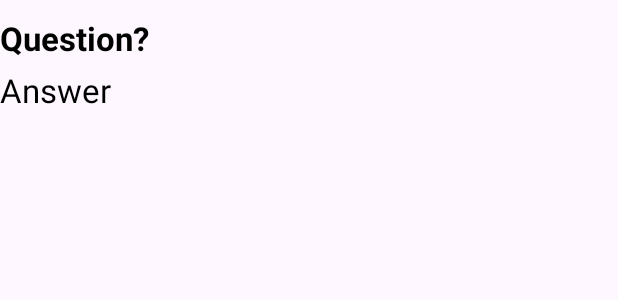
After one commit to ArmanKhanTech/DailyDoze, an Android app: the layout faq_item.xml on its own in the app's theme, with its tools: preview values and no code run, on a phone screen of 412 x 824 dp. The commit adds this screen. Shown: the top 300 px of the screen. Run offline under Robolectric (Android 15) with nearby library versions, the phone set to English and light mode, and no system bars.

Commit message:
Final Commit

```diff
--- a/app/src/main/java/com/android/dailydoze/Activity/TweakActivity.java
+++ b/app/src/main/java/com/android/dailydoze/Activity/TweakActivity.java
@@ -181,7 +181,7 @@ public class TweakActivity extends AppCompatActivity {
     }
 
     private void loadFragment() {
-        tabLayout = findViewById(R.id.tablayout_tweaks);
+        tabLayout = findViewById(R.id.tab_layout_tweaks);
         viewPager = findViewById(R.id.viewPager_tweaks);
         viewPagerAdapter = new ViewPagerAdapter(getSupportFragmentManager());
         viewPagerAdapter.addFragment(new DayFragment(), "Day");
--- a/app/src/main/res/layout/activity_faqactivity.xml
+++ b/app/src/main/res/layout/activity_faq.xml
@@ -36,4 +36,10 @@
 
     </LinearLayout>
 
+    <ListView
+        android:layout_marginHorizontal="14dp"
+        android:id="@+id/faq_list"
+        android:layout_width="match_parent"
+        android:layout_height="match_parent" />
+
 </LinearLayout>
--- a/app/src/main/res/layout/activity_tweak.xml
+++ b/app/src/main/res/layout/activity_tweak.xml
@@ -18,7 +18,6 @@
         <RelativeLayout
             android:layout_width="match_parent"
             android:layout_height="wrap_content"
-            android:layout_marginEnd="3dp"
             android:layout_marginBottom="10dp">
 
             <LinearLayout
@@ -78,7 +77,7 @@
                     android:layout_width="30dp"
                     android:layout_height="30dp"
                     android:layout_gravity="center_vertical"
-                    android:layout_marginRight="14dp"
+                    android:layout_marginEnd="10dp"
                     android:clickable="true"
                     android:onClick="gotoGraphTweaks"
                     app:srcCompat="@drawable/graph_icon" />
@@ -88,7 +87,7 @@
         </RelativeLayout>
 
         <com.google.android.material.tabs.TabLayout
-            android:id="@+id/tablayout_tweaks"
+            android:id="@+id/tab_layout_tweaks"
             android:layout_width="match_parent"
             android:layout_height="40dp"
             android:layout_marginLeft="15dp"
--- /dev/null
+++ b/app/src/main/res/layout/faq_item.xml
@@ -0,0 +1,27 @@
+<?xml version="1.0" encoding="utf-8"?>
+<LinearLayout xmlns:android="http://schemas.android.com/apk/res/android"
+    android:layout_width="match_parent"
+    android:layout_height="wrap_content"
+    android:paddingVertical="5dp"
+    android:orientation="vertical">
+
+    <TextView
+        android:id="@+id/faq_question"
+        android:layout_width="match_parent"
+        android:layout_height="wrap_content"
+        android:textColor="@color/black"
+        android:layout_marginTop="5dp"
+        android:text="Question?"
+        android:textSize="22dp"
+        android:textStyle="bold" />
+
+    <TextView
+        android:id="@+id/faq_answer"
+        android:layout_width="match_parent"
+        android:layout_height="wrap_content"
+        android:layout_marginVertical="5dp"
+        android:text="Answer"
+        android:textColor="@color/black"
+        android:textSize="22dp" />
+
+</LinearLayout>
--- a/app/src/main/res/layout/toolbar.xml
+++ b/app/src/main/res/layout/toolbar.xml
@@ -6,7 +6,7 @@
 
     <androidx.appcompat.widget.AppCompatButton
         android:id="@+id/nav_button"
-        android:layout_width="25dp"
+        android:layout_width="28dp"
         android:layout_height="28dp"
         android:layout_alignParentStart="true"
         android:layout_marginStart="14dp"
@@ -19,6 +19,8 @@
         android:layout_height="wrap_content"
         android:layout_centerVertical="true"
         android:layout_marginStart="10dp"
+        android:gravity="center"
+        android:paddingBottom="2dp"
         android:layout_toEndOf="@+id/nav_button"
         android:fontFamily="sans-serif-condensed-medium"
         android:text="@string/app_name"
@@ -54,7 +56,7 @@
         android:layout_height="30dp"
         android:layout_alignParentEnd="true"
         android:layout_centerVertical="true"
-        android:layout_marginEnd="14dp"
+        android:layout_marginEnd="10dp"
         android:clickable="true"
         android:onClick="gotoGraph"
         app:srcCompat="@drawable/graph_icon" />
```
Also changed, not shown: app/src/main/java/com/android/dailydoze/Activity/FAQActivity.kt (+37 -2 lines), app/src/main/java/com/android/dailydoze/Adapter/FAQAdapter.java (added, +64 -0 lines), app/src/main/java/com/android/dailydoze/Model/FAQItem.java (added, +19 -0 lines), app/src/main/res/drawable/menu_icon.png.
